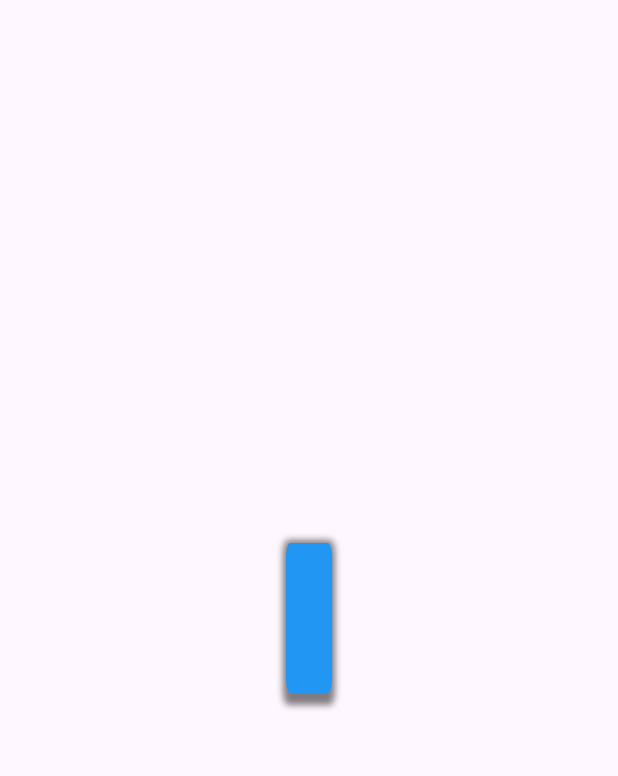
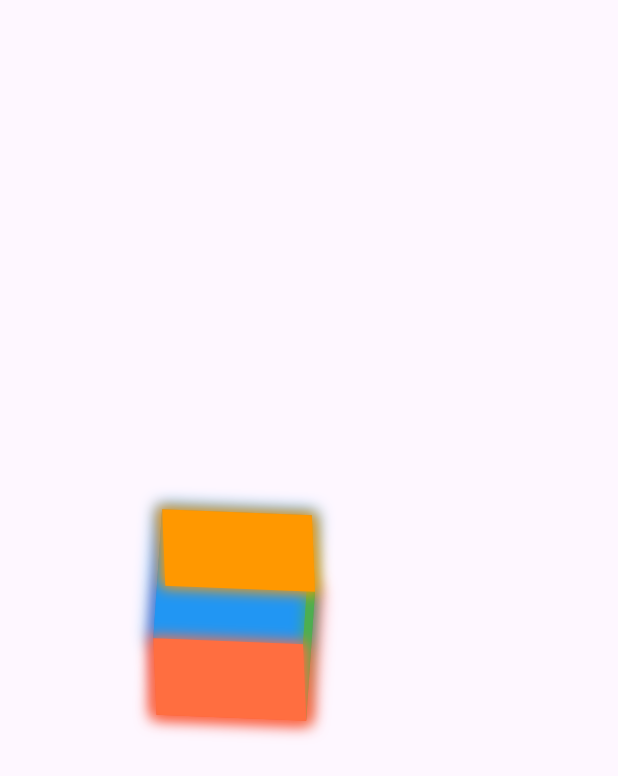
Before and after one commit to gen-eslam/flutter_animation, a Flutter app: the screen it shows after launch, on a phone screen of 412 x 824 dp. Shown: the top 776 px of the screen. Run offline on Flutter 3.47's test engine with Material 2 defaults, Android fonts, the phone set to English and light mode, and no system bars.

Commit message:
example 3

```diff
--- /dev/null
+++ b/lib/example_3_3D.dart
@@ -0,0 +1,187 @@
+import 'dart:math';
+import 'dart:math' show pi;
+
+import 'package:flutter/material.dart';
+import 'package:vector_math/vector_math_64.dart' show Vector3;
+
+class ThreeDimensionAnimation extends StatefulWidget {
+  const ThreeDimensionAnimation({super.key});
+
+  @override
+  State<ThreeDimensionAnimation> createState() =>
+      _ThreeDimensionAnimatrionState();
+}
+
+class _ThreeDimensionAnimatrionState extends State<ThreeDimensionAnimation>
+    with TickerProviderStateMixin {
+  final double widthAndHeight = 100, blurRadius = 10, spreadRadius = 3;
+  final Offset shadowOffset = const Offset(0, 0);
+  late AnimationController _xController;
+  late AnimationController _yController;
+  late AnimationController _zController;
+  late Tween<double> _animation;
+
+  @override
+  void initState() {
+    super.initState();
+    _xController =
+        AnimationController(vsync: this, duration: const Duration(seconds: 20));
+    _yController =
+        AnimationController(vsync: this, duration: const Duration(seconds: 30));
+    _zController =
+        AnimationController(vsync: this, duration: const Duration(seconds: 40));
+    _animation = Tween<double>(begin: 0, end: 2 * pi);
+  }
+
+  @override
+  void dispose() {
+    super.dispose();
+    _xController.dispose();
+    _yController.dispose();
+    _zController.dispose();
+  }
+
+  @override
+  Widget build(BuildContext context) {
+    _xController
+      ..reset()
+      ..repeat();
+    _yController
+      ..reset()
+      ..repeat();
+    _zController
+      ..reset()
+      ..repeat();
+    return Scaffold(
+      body: Center(
+        child: AnimatedBuilder(
+          animation:
+              Listenable.merge([_xController, _yController, _zController]),
+          builder: (context, child) => Transform(
+            alignment: Alignment.center,
+            transform: Matrix4.identity()
+              ..rotateX(_animation.evaluate(_xController))
+              ..rotateY(_animation.evaluate(_yController))
+              ..rotateZ(_animation.evaluate(_zController)),
+            child: Stack(
+              children: [
+                //back
+                Transform(
+                  alignment: Alignment.center,
+                  transform: Matrix4.identity()
+                    ..translate(Vector3(0, 0, -widthAndHeight)),
+                  child: Container(
+                    width: widthAndHeight,
+                    height: widthAndHeight,
+                    decoration: BoxDecoration(
+                      color: Colors.purple,
+                      boxShadow: [
+                        BoxShadow(
+                            offset: shadowOffset,
+                            color: Colors.purple,
+                            blurRadius: blurRadius,
+                            spreadRadius: spreadRadius),
+                      ],
+                    ),
+                  ),
+                ),
+                //left
+                Transform(
+                  alignment: Alignment.centerLeft,
+                  transform: Matrix4.identity()..rotateY(pi / 2),
+                  child: Container(
+                    width: widthAndHeight,
+                    height: widthAndHeight,
+                    decoration: BoxDecoration(
+                      color: Colors.red,
+                      boxShadow: [
+                        BoxShadow(
+                            offset: shadowOffset,
+                            color: Colors.red,
+                            blurRadius: blurRadius,
+                            spreadRadius: spreadRadius),
+                      ],
+                    ),
+                  ),
+                ),
+                //right
+                Transform(
+                  alignment: Alignment.centerRight,
+                  transform: Matrix4.identity()..rotateY(-pi / 2),
+                  child: Container(
+                    width: widthAndHeight,
+                    height: widthAndHeight,
+                    decoration: BoxDecoration(
+                      color: Colors.blue,
+                      boxShadow: [
+                        BoxShadow(
+                            offset: shadowOffset,
+                            color: Colors.blue,
+                            blurRadius: blurRadius,
+                            spreadRadius: spreadRadius),
+                      ],
+                    ),
+                  ),
+                ),
+
+                //front
+                Container(
+                  width: widthAndHeight,
+                  height: widthAndHeight,
+                  decoration: BoxDecoration(
+                    color: Colors.green,
+                    boxShadow: [
+                      BoxShadow(
+                          offset: shadowOffset,
+                          color: Colors.green,
+                          blurRadius: blurRadius,
+                          spreadRadius: spreadRadius),
+                    ],
+                  ),
+                ),
+                //top
+                Transform(
+                  alignment: Alignment.topCenter,
+                  transform: Matrix4.identity()..rotateX(-pi / 2),
+                  child: Container(
+                    width: widthAndHeight,
+                    height: widthAndHeight,
+                    decoration: BoxDecoration(
+                      color: Colors.deepOrangeAccent,
+                      boxShadow: [
+                        BoxShadow(
+                            offset: shadowOffset,
+                            color: Colors.deepOrangeAccent,
+                            blurRadius: blurRadius,
+                            spreadRadius: spreadRadius),
+                      ],
+                    ),
+                  ),
+                ),
+                //bottom
+                Transform(
+                  alignment: Alignment.bottomCenter,
+                  transform: Matrix4.identity()..rotateX(pi / 2),
+                  child: Container(
+                    width: widthAndHeight,
+                    height: widthAndHeight,
+                    decoration: BoxDecoration(
+                      color: Colors.orange,
+                      boxShadow: [
+                        BoxShadow(
+                            offset: shadowOffset,
+                            color: Colors.orange,
+                            blurRadius: blurRadius,
+                            spreadRadius: spreadRadius),
+                      ],
+                    ),
+                  ),
+                ),
+              ],
+            ),
+          ),
+        ),
+      ),
+    );
+  }
+}
--- a/lib/main.dart
+++ b/lib/main.dart
@@ -1,6 +1,6 @@
 import 'package:flutter/material.dart';
 
-import 'flipped_container.dart';
+import 'example_3_3D.dart';
 
 void main() {
   runApp(const MyApp());
@@ -18,7 +18,7 @@ class MyApp extends StatelessWidget {
         colorScheme: ColorScheme.fromSeed(seedColor: Colors.deepPurple),
         useMaterial3: true,
       ),
-      home: const FlippedContainer(),
+      home: const ThreeDimensionAnimation(),
     );
   }
 }
--- a/pubspec.yaml
+++ b/pubspec.yaml
@@ -35,6 +35,7 @@ dependencies:
   # The following adds the Cupertino Icons font to your application.
   # Use with the CupertinoIcons class for iOS style icons.
   cupertino_icons: ^1.0.2
+  vector_math: ^2.1.4
 
 dev_dependencies:
   flutter_test:
```
Also changed, not shown: pubspec.lock.
